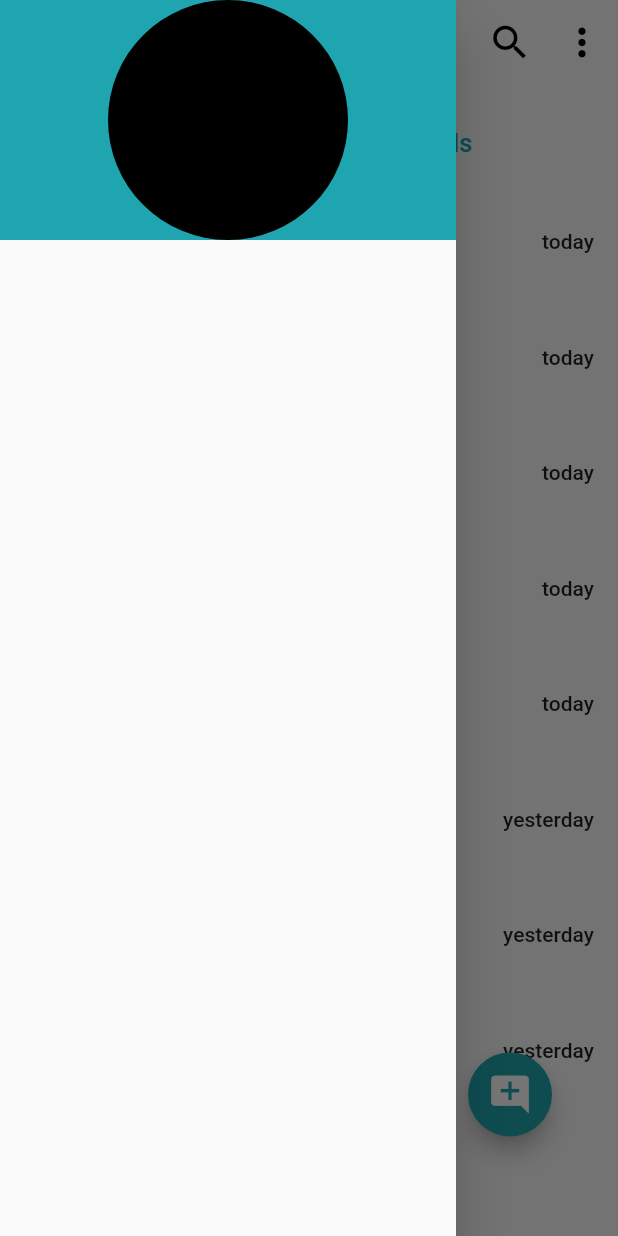
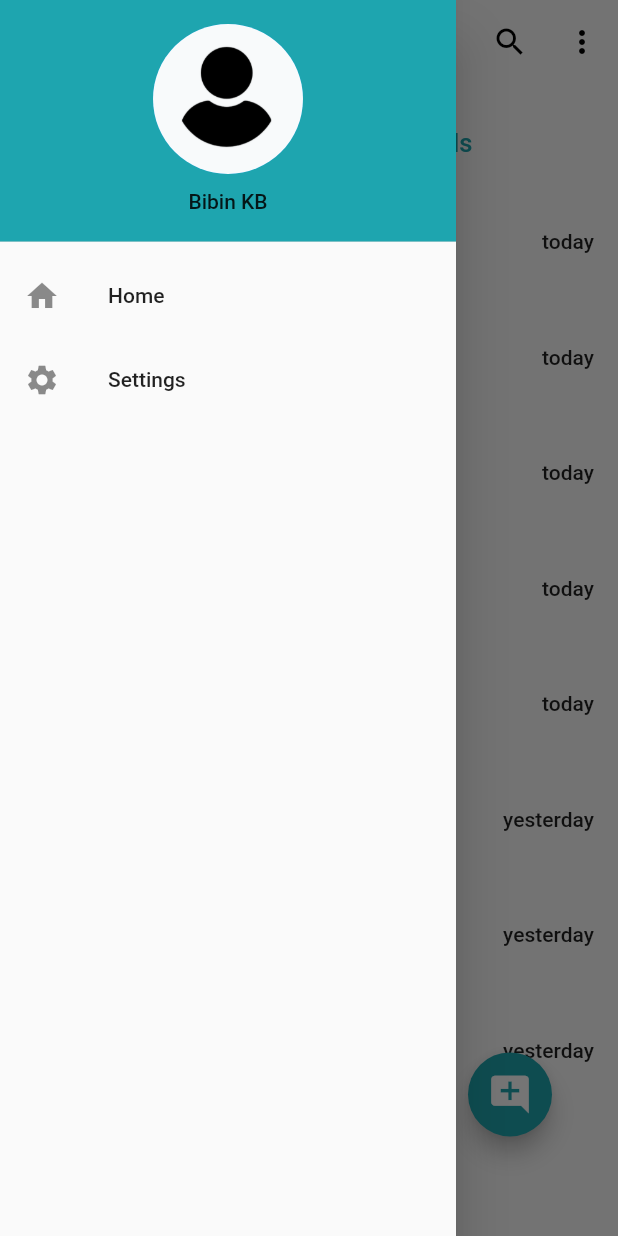
Before and after one commit to BIBINKB97/Talkaro_Messenger, a Flutter app: the screen it shows after launch, with the side drawer open, on a phone screen of 412 x 824 dp. Run offline on Flutter 3.47's test engine with Material 2 defaults, Android fonts, the phone set to English and light mode, and no system bars.

Commit message:
almost completed

```diff
--- a/lib/screens/chat_screen/chat_list.dart
+++ b/lib/screens/chat_screen/chat_list.dart
@@ -1,9 +1,11 @@
 import 'package:flutter/material.dart';
+import 'package:talkaro/screens/chat_screen/widgets/drawer.dart';
 import 'package:talkaro/screens/chat_screen/widgets/tab1_widgets.dart';
 import 'package:talkaro/screens/chat_screen/widgets/tab2_widgets.dart';
 import 'package:talkaro/screens/chat_screen/widgets/tabs_style.dart';
 import 'package:talkaro/utils/colors.dart';
 import 'package:talkaro/utils/main_widgets.dart';
+
 class HomePage extends StatefulWidget {
   const HomePage({super.key});
 
@@ -23,27 +25,14 @@ class _HomePageState extends State<HomePage> {
           widthFactor: 2,
           child: FloatingActionButton(
               backgroundColor: ktheme,
-              onPressed: () {
-                Navigator.of(context).push(MaterialPageRoute(
-                  builder: (context) => HomePage(),
-                ));
-              },
+              onPressed: () {},
               child: Icon(
                 Icons.add_comment,
                 size: 30,
                 color: kwhite,
               )),
         ),
-        drawer: Drawer(
-            child: Column(
-          children: [
-            Container(
-              width: double.infinity,
-              color: ktheme,
-              child: CircleAvatar(radius: 80, backgroundColor: kblack),
-            )
-          ],
-        )),
+        drawer: CustomDrawer(),
         appBar: PreferredSize(
           preferredSize: Size.fromHeight(120),
           child: AppBar(
@@ -51,7 +40,6 @@ class _HomePageState extends State<HomePage> {
                 onPressed: () {},
                 icon: Icon(
                   Icons.menu,
-                  size: 30,
                   color: kblack,
                 )),
             backgroundColor: kAppbarWhite,
@@ -61,7 +49,6 @@ class _HomePageState extends State<HomePage> {
               IconButton(
                 icon: Icon(
                   Icons.search,
-                  size: 30,
                   color: kblack,
                 ),
                 onPressed: () {},
@@ -71,7 +58,6 @@ class _HomePageState extends State<HomePage> {
                   icon: Icon(
                     Icons.more_vert,
                     color: kblack,
-                    size: 30,
                   ))
             ],
             bottom: TabBar(
--- /dev/null
+++ b/lib/screens/chat_screen/widgets/drawer.dart
@@ -0,0 +1,46 @@
+import 'package:flutter/material.dart';
+import 'package:talkaro/utils/colors.dart';
+import 'package:talkaro/utils/constants.dart';
+
+class CustomDrawer extends StatelessWidget {
+  const CustomDrawer({super.key});
+
+  @override
+  Widget build(BuildContext context) {
+    return Drawer(
+      child: ListView(
+        padding: EdgeInsets.zero,
+        children: [
+          DrawerHeader(
+              decoration: BoxDecoration(
+                color: ktheme,
+              ),
+              child: Column(
+                children: const [
+                  CircleAvatar(
+                    radius: 50,
+                    backgroundImage: AssetImage("images/user.png"),
+                  ),
+                  kheight10,
+                  Text('Bibin KB')
+                ],
+              )),
+          ListTile(
+            leading: Icon(Icons.home),
+            title: Text('Home'),
+            onTap: () {
+              Navigator.pop(context);
+            },
+          ),
+          ListTile(
+            leading: Icon(Icons.settings),
+            title: Text('Settings'),
+            onTap: () {
+              Navigator.pop(context);
+            },
+          ),
+        ],
+      ),
+    );
+  }
+}
```
